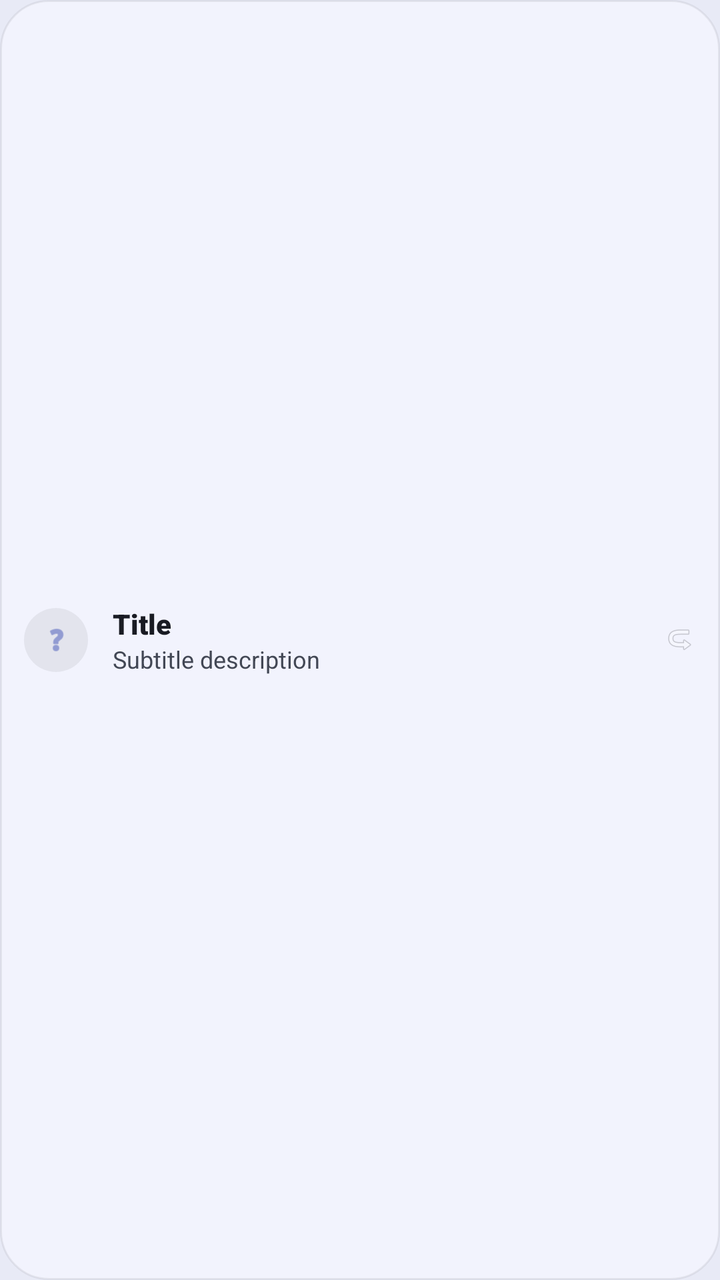
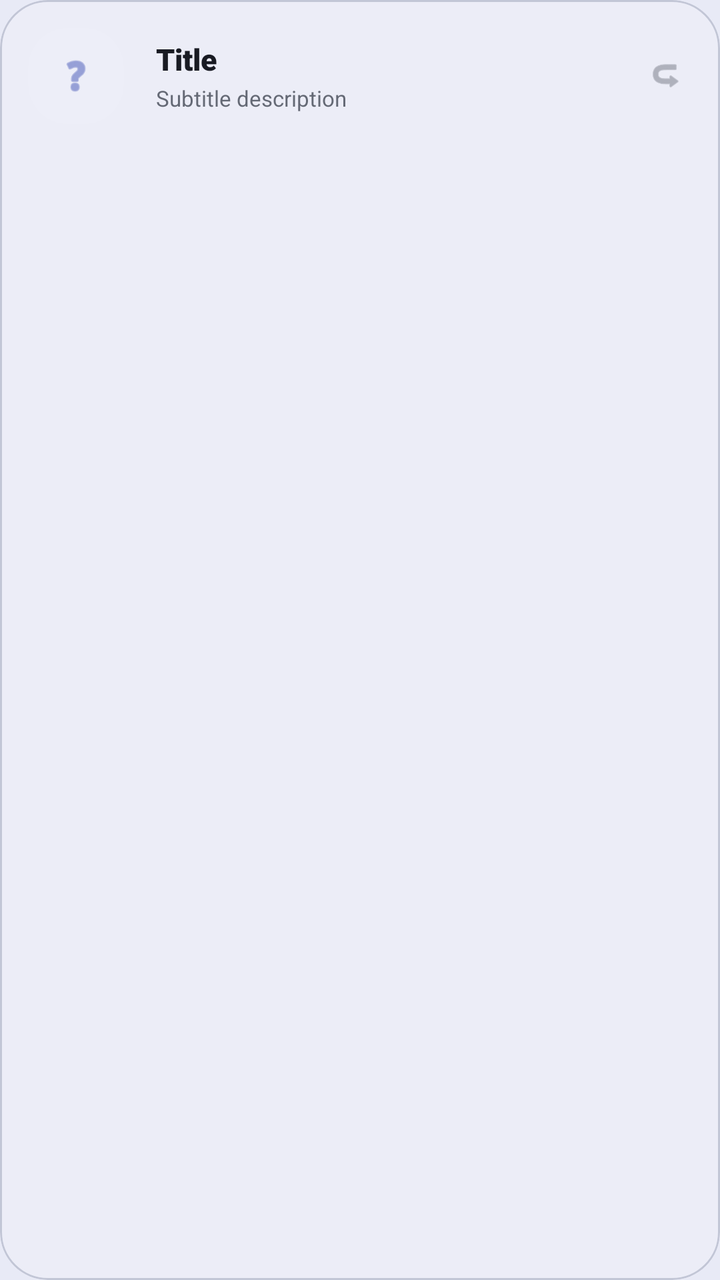

Compare the two renders of this Android layout. The source of the first and the diff that turns it into the second are given below.
<!-- AndroidManifest.xml: application theme Theme.ChatSnap -->
<!-- res/layout/view_setting_item.xml -->
<?xml version="1.0" encoding="utf-8"?>
<LinearLayout xmlns:android="http://schemas.android.com/apk/res/android"
    xmlns:app="http://schemas.android.com/apk/res-auto"
    android:layout_width="match_parent"
    android:layout_height="wrap_content"
    android:layout_marginBottom="6dp"
    android:background="@drawable/bg_quick_action"
    android:gravity="center_vertical"
    android:orientation="horizontal"
    android:padding="12dp">

    <View
        android:id="@+id/viewIconBg"
        android:layout_width="32dp"
        android:layout_height="32dp"
        android:background="@drawable/bg_icon_circle" />

    <ImageView
        android:id="@+id/ivItemIcon"
        android:layout_width="16dp"
        android:layout_height="16dp"
        android:layout_marginStart="-24dp"
        android:src="@android:drawable/ic_menu_help"
        app:tint="@color/primary" />

    <LinearLayout
        android:layout_width="0dp"
        android:layout_height="wrap_content"
        android:layout_marginStart="20dp"
        android:layout_weight="1"
        android:orientation="vertical">

        <TextView
            android:id="@+id/tvItemTitle"
            android:layout_width="wrap_content"
            android:layout_height="wrap_content"
            android:fontFamily="sans-serif-black"
            android:text="Title"
            android:textColor="?android:attr/textColorPrimary"
            android:textSize="14sp" />

        <TextView
            android:id="@+id/tvItemValue"
            android:layout_width="wrap_content"
            android:layout_height="wrap_content"
            android:text="Subtitle description"
            android:textColor="?android:attr/textColorSecondary"
            android:textSize="12sp" />
    </LinearLayout>

    <androidx.appcompat.widget.SwitchCompat
        android:id="@+id/switchItem"
        android:layout_width="wrap_content"
        android:layout_height="wrap_content"
        android:visibility="gone" />

    <ImageView
        android:id="@+id/ivChevron"
        android:layout_width="16dp"
        android:layout_height="16dp"
        android:alpha="0.4"
        android:src="@android:drawable/ic_menu_revert"
        android:rotation="180" />
</LinearLayout>
<!-- resources referenced by this layout -->
<resources>
  <color name="primary">#5C6BC0</color>
  <!-- drawable bg_icon_circle (drawable) -->
  <?xml version="1.0" encoding="utf-8"?>
  <shape xmlns:android="http://schemas.android.com/apk/res/android">
      <solid android:color="#10000000" />
      <corners android:radius="20dp" />
  </shape>
  <!-- drawable bg_quick_action (drawable) -->
  <?xml version="1.0" encoding="utf-8"?>
  <shape xmlns:android="http://schemas.android.com/apk/res/android">
      <solid android:color="?attr/colorSurfaceVariant" />
      <corners android:radius="24dp" />
      <stroke android:width="1dp" android:color="#10000000" />
  </shape>
  <style name="Theme.ChatSnap" parent="Base.Theme.ChatSnap" />
  <style name="Base.Theme.ChatSnap" parent="Theme.Material3.DayNight.NoActionBar">
          
          <item name="colorPrimary">@color/primary</item>
          <item name="colorOnPrimary">@color/white</item>
          <item name="colorPrimaryContainer">@color/primary_container</item>
          <item name="colorOnPrimaryContainer">@color/white</item>
  
          <item name="colorSecondary">@color/secondary</item>
          <item name="colorOnSecondary">@color/white</item>
          <item name="colorSecondaryContainer">@color/secondary_container</item>
          <item name="colorOnSecondaryContainer">@color/on_surface</item>
  
          <item name="colorTertiary">#E966FF</item>
          <item name="colorOnTertiary">@color/white</item>
  
          <item name="android:windowBackground">@color/background</item>
          <item name="colorSurface">@color/surface_container</item>
          <item name="colorOnSurface">@color/on_surface</item>
          <item name="colorSurfaceVariant">@color/surface_container_low</item>
          <item name="colorOnSurfaceVariant">@color/on_surface_variant</item>
  
          <item name="colorOutline">@color/outline</item>
          <item name="colorOutlineVariant">@color/outline_variant</item>
  
          
          <item name="android:textColorPrimary">?attr/colorOnSurface</item>
          <item name="android:textColorSecondary">?attr/colorOnSurfaceVariant</item>
          <item name="android:textColorHint">?attr/colorOutline</item>
  
          
          <item name="android:statusBarColor">?attr/colorPrimary</item>
          <item name="android:windowLightStatusBar">false</item>
  
          
          <item name="chatBubbleSentColor">#DCF8C6</item>
          <item name="chatBubbleReceivedColor">@color/white</item>
          <item name="chatBubbleSentTextColor">@color/black</item>
          <item name="chatBubbleReceivedTextColor">@color/black</item>
  
          <item name="editTextStyle">@style/Widget.Material3.TextInputEditText.OutlinedBox</item>
          <item name="textInputStyle">@style/Widget.Material3.TextInputLayout.OutlinedBox</item>
          <item name="android:windowAnimationStyle">@style/Animation.Activity</item>
      </style>
  <color name="white">#FFFFFFFF</color>
  <color name="primary_container">#7986CB</color>
  <color name="secondary">#5c5f61</color>
  <color name="secondary_container">#e0e3e5</color>
  <color name="on_surface">#191b23</color>
  <color name="background">#E8EAF6</color>
  <color name="surface_container">#ecedf7</color>
  <color name="surface_container_low">#f2f3fd</color>
  <color name="on_surface_variant">#424754</color>
  <color name="outline">#727785</color>
  <color name="outline_variant">#c2c6d6</color>
  <color name="black">#FF000000</color>
  <style name="Animation.Activity" parent="@android:style/Animation.Activity">
          <item name="android:activityOpenEnterAnimation">@anim/slide_in_right</item>
          <item name="android:activityOpenExitAnimation">@anim/slide_out_left</item>
          <item name="android:activityCloseEnterAnimation">@anim/slide_in_left</item>
          <item name="android:activityCloseExitAnimation">@anim/slide_out_right</item>
      </style>
</resources>

<!-- the commit's change to res/layout/view_setting_item.xml (unified diff, before → after) -->
@@ -1,64 +1,86 @@
 <?xml version="1.0" encoding="utf-8"?>
-<LinearLayout xmlns:android="http://schemas.android.com/apk/res/android"
+<com.google.android.material.card.MaterialCardView xmlns:android="http://schemas.android.com/apk/res/android"
     xmlns:app="http://schemas.android.com/apk/res-auto"
     android:layout_width="match_parent"
     android:layout_height="wrap_content"
-    android:layout_marginBottom="6dp"
-    android:background="@drawable/bg_quick_action"
-    android:gravity="center_vertical"
-    android:orientation="horizontal"
-    android:padding="12dp">
-
-    <View
-        android:id="@+id/viewIconBg"
-        android:layout_width="32dp"
-        android:layout_height="32dp"
-        android:background="@drawable/bg_icon_circle" />
-
-    <ImageView
-        android:id="@+id/ivItemIcon"
-        android:layout_width="16dp"
-        android:layout_height="16dp"
-        android:layout_marginStart="-24dp"
-        android:src="@android:drawable/ic_menu_help"
-        app:tint="@color/primary" />
+    android:layout_marginBottom="12dp"
+    app:cardCornerRadius="24dp"
+    app:cardElevation="0dp"
+    app:strokeWidth="1dp"
+    app:strokeColor="?attr/colorOutlineVariant"
+    app:cardBackgroundColor="?attr/colorSurface"
+    android:clickable="true"
+    android:focusable="true">
 
     <LinearLayout
-        android:layout_width="0dp"
+        android:layout_width="match_parent"
         android:layout_height="wrap_content"
-        android:layout_marginStart="20dp"
-        android:layout_weight="1"
-        android:orientation="vertical">
+        android:gravity="center_vertical"
+        android:orientation="horizontal"
+        android:padding="14dp">
 
-        <TextView
-            android:id="@+id/tvItemTitle"
+        <FrameLayout
+            android:layout_width="48dp"
+            android:layout_height="48dp">
+
+            <View
+                android:id="@+id/viewIconBg"
+                android:layout_width="match_parent"
+                android:layout_height="match_parent"
+                android:background="@drawable/bg_icon_circle"
+                android:backgroundTint="?attr/colorSurfaceVariant" />
+
+            <ImageView
+                android:id="@+id/ivItemIcon"
+                android:layout_width="22dp"
+                android:layout_height="22dp"
+                android:layout_gravity="center"
+                android:src="@android:drawable/ic_menu_help"
+                app:tint="?attr/colorPrimary" />
+        </FrameLayout>
+
+        <LinearLayout
+            android:layout_width="0dp"
+            android:layout_height="wrap_content"
+            android:layout_marginStart="16dp"
+            android:layout_weight="1"
+            android:orientation="vertical">
+
+            <TextView
+                android:id="@+id/tvItemTitle"
+                android:layout_width="wrap_content"
+                android:layout_height="wrap_content"
+                android:fontFamily="sans-serif-black"
+                android:text="Title"
+                android:textColor="?android:attr/textColorPrimary"
+                android:textSize="15sp" />
+
+            <TextView
+                android:id="@+id/tvItemValue"
+                android:layout_width="wrap_content"
+                android:layout_height="wrap_content"
+                android:layout_marginTop="2dp"
+                android:text="Subtitle description"
+                android:textColor="?android:attr/textColorSecondary"
+                android:textSize="11sp"
+                android:alpha="0.8" />
+        </LinearLayout>
+
+        <androidx.appcompat.widget.SwitchCompat
+            android:id="@+id/switchItem"
             android:layout_width="wrap_content"
             android:layout_height="wrap_content"
-            android:fontFamily="sans-serif-black"
-            android:text="Title"
-            android:textColor="?android:attr/textColorPrimary"
-            android:textSize="14sp" />
+            android:layout_marginEnd="8dp"
+            android:visibility="gone" />
 
-        <TextView
-            android:id="@+id/tvItemValue"
-            android:layout_width="wrap_content"
-            android:layout_height="wrap_content"
-            android:text="Subtitle description"
-            android:textColor="?android:attr/textColorSecondary"
-            android:textSize="12sp" />
+        <ImageView
+            android:id="@+id/ivChevron"
+            android:layout_width="18dp"
+            android:layout_height="18dp"
+            android:layout_marginEnd="4dp"
+            android:alpha="0.6"
+            android:src="@android:drawable/ic_menu_revert"
+            android:rotation="180"
+            app:tint="?android:attr/textColorSecondary" />
     </LinearLayout>
-
-    <androidx.appcompat.widget.SwitchCompat
-        android:id="@+id/switchItem"
-        android:layout_width="wrap_content"
-        android:layout_height="wrap_content"
-        android:visibility="gone" />
-
-    <ImageView
-        android:id="@+id/ivChevron"
-        android:layout_width="16dp"
-        android:layout_height="16dp"
-        android:alpha="0.4"
-        android:src="@android:drawable/ic_menu_revert"
-        android:rotation="180" />
-</LinearLayout>
+</com.google.android.material.card.MaterialCardView>
<!-- resource entries referenced after the edit -->
@@ -6,13 +6,6 @@
   <shape xmlns:android="http://schemas.android.com/apk/res/android">
       <solid android:color="#10000000" />
       <corners android:radius="20dp" />
-  </shape>
-  <!-- drawable bg_quick_action (drawable) -->
-  <?xml version="1.0" encoding="utf-8"?>
-  <shape xmlns:android="http://schemas.android.com/apk/res/android">
-      <solid android:color="?attr/colorSurfaceVariant" />
-      <corners android:radius="24dp" />
-      <stroke android:width="1dp" android:color="#10000000" />
   </shape>
   <style name="Theme.ChatSnap" parent="Base.Theme.ChatSnap" />
   <style name="Base.Theme.ChatSnap" parent="Theme.Material3.DayNight.NoActionBar">
